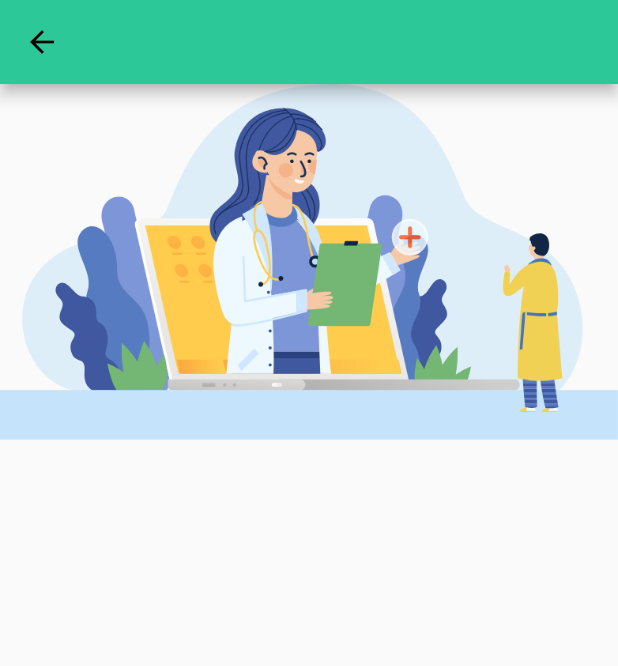
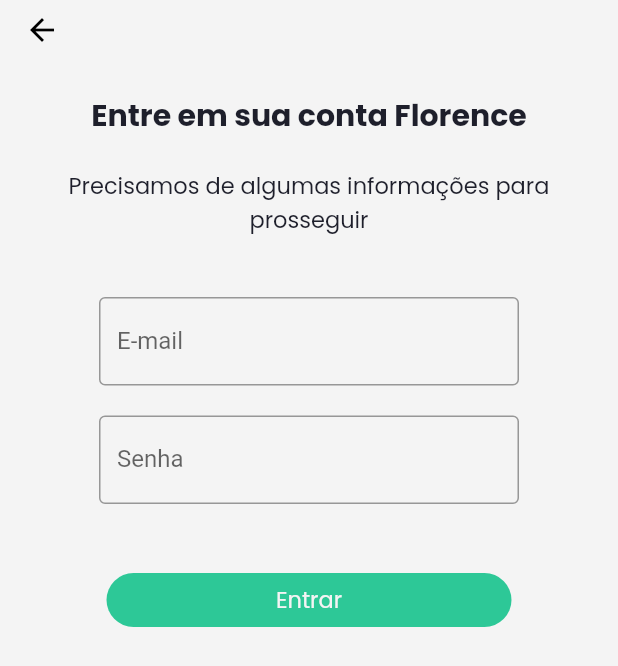
Before and after one commit to mm44m6/florence, a Flutter app: the LoginPage screen opened by its route, on a phone screen of 412 x 824 dp. Shown: the top 666 px of the screen. Run offline on Flutter 3.47's test engine with Material 2 defaults, Android fonts, the phone set to English and light mode, and no system bars; our stand-ins replace flutter_svg; missing offline and left inert: adobe_xd.

Commit message:
login page structure

```diff
--- a/lib/main.dart
+++ b/lib/main.dart
@@ -1,5 +1,6 @@
 import 'package:florence/florence_theme.dart';
 import 'package:florence/pages/login_page.dart';
+import 'package:florence/pages/register_page.dart';
 
 import 'package:florence/pages/unlogged_home_page.dart';
 import 'package:flutter/material.dart';
@@ -15,6 +16,7 @@
       title: 'Flutter Demo',
       routes: {
         '/login': (context) => LoginPage(),
+        '/register': (context) => RegisterPage(),
       },
       theme: ThemeData(
         backgroundColor: FlorenceTheme.florenceWhiteColor,
--- a/lib/pages/login_page.dart
+++ b/lib/pages/login_page.dart
@@ -1,13 +1,55 @@
+import 'package:florence/widgets/custom_appbar.dart';
+import 'package:florence/widgets/default_filled_button.dart';
+import 'package:florence/widgets/default_input.dart';
 import 'package:flutter/material.dart';
 
 class LoginPage extends StatelessWidget {
   @override
   Widget build(BuildContext context) {
     return Scaffold(
-      appBar: AppBar(),
-      body: Column(children: [
-        Image(image: AssetImage('assets/images/onboarding_carousel_1.png'))
-      ]),
+      backgroundColor: Theme.of(context).backgroundColor,
+      appBar: CustomAppBar(),
+      body: Container(
+        width: double.infinity,
+        child: Column(
+          crossAxisAlignment: CrossAxisAlignment.center,
+          children: [
+            Container(
+              margin: EdgeInsets.only(top: 30),
+              child: Text('Entre em sua conta Florence',
+                  style: Theme.of(context).textTheme.headline1),
+            ),
+            Container(
+              margin: EdgeInsets.only(top: 20, left: 30, right: 30, bottom: 30),
+              child: Text('Precisamos de algumas informações para prosseguir',
+                  style: Theme.of(context).textTheme.bodyText1,
+                  textAlign: TextAlign.center),
+            ),
+            Form(
+              child: Column(
+                children: [
+                  DefaultInput(
+                    inputWidth: 280,
+                    inputLabelText: 'E-mail',
+                  ),
+                  DefaultInput(
+                    inputWidth: 280,
+                    inputLabelText: 'Senha',
+                  )
+                ],
+              ),
+            ),
+            Container(
+              margin: EdgeInsets.only(top: 30),
+              child: DefaultFilledButton(
+                buttonText: 'Entrar',
+                buttonWidth: 270,
+                buttonOnPressed: () {},
+              ),
+            )
+          ],
+        ),
+      ),
     );
   }
 }
--- a/lib/pages/register_page.dart
+++ b/lib/pages/register_page.dart
@@ -5,6 +5,7 @@
   @override
   Widget build(BuildContext context) {
     return Scaffold(
+      backgroundColor: Theme.of(context).backgroundColor,
       appBar: CustomAppBar(),
       body: Container(),
     );
--- a/lib/pages/unlogged_home_page.dart
+++ b/lib/pages/unlogged_home_page.dart
@@ -8,6 +8,10 @@
   Widget build(BuildContext context) {
     void _navigateLoginPage() {
       Navigator.pushNamed(context, '/login');
+    }
+
+    void _navigateRegisterPage() {
+      Navigator.pushNamed(context, '/register');
     }
 
     return Scaffold(
@@ -40,7 +44,7 @@
           DefaultFilledButton(
             buttonWidth: 270,
             buttonText: 'Criar uma conta',
-            buttonOnPressed: _navigateLoginPage,
+            buttonOnPressed: _navigateRegisterPage,
           ),
           DefaultOutlineButton(
             buttonWidth: 270,
--- /dev/null
+++ b/lib/widgets/default_input.dart
@@ -0,0 +1,25 @@
+import 'package:flutter/material.dart';
+
+class DefaultInput extends StatelessWidget {
+  final String inputLabelText;
+  final double inputWidth;
+
+  DefaultInput({this.inputLabelText, this.inputWidth});
+
+  @override
+  Widget build(BuildContext context) {
+    return Container(
+      width: inputWidth,
+      decoration: BoxDecoration(),
+      margin: EdgeInsets.symmetric(horizontal: 30, vertical: 10),
+      child: TextFormField(
+        decoration: InputDecoration(
+          labelText: inputLabelText,
+          border: OutlineInputBorder(
+            borderSide: new BorderSide(),
+          ),
+        ),
+      ),
+    );
+  }
+}
```
Also changed, not shown: lib/pages/anamnese_page.dart (+13 -0 lines), lib/pages/checkin_page.dart (+13 -0 lines), lib/pages/logged_home_page.dart (+13 -0 lines).
